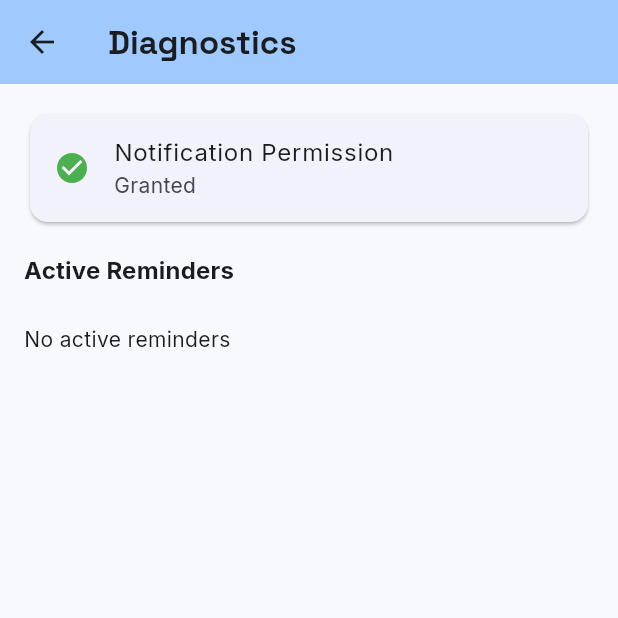
After one commit to yaptb/iosapps, a Flutter app: the SettingsScreen screen opened directly, after a tap on "Diagnostics", on a phone screen of 412 x 824 dp, the top half of it. The commit adds this screen. Run offline on Flutter 3.47's test engine with Material 3 defaults, Android fonts, the phone set to English and light mode, and no system bars; our stand-ins replace drift, drift_flutter, flutter_local_notifications, flutter_riverpod, flutter_timezone, google_fonts and 7 more; accounts and stored records are empty; generated files the repository leaves out were written again.

Commit message:
reminder fixes

```diff
--- a/todoredo/todo_redo_flutter/lib/domain/services/i_notification_service.dart
+++ b/todoredo/todo_redo_flutter/lib/domain/services/i_notification_service.dart
@@ -1,3 +1,19 @@
+/// A notification currently scheduled with the OS, as reported by the
+/// underlying notification plugin.
+class PendingNotificationInfo {
+  final int id;
+  final String? title;
+  final String? body;
+  final String? payload;
+
+  const PendingNotificationInfo({
+    required this.id,
+    this.title,
+    this.body,
+    this.payload,
+  });
+}
+
 /// Abstract interface for notification services
 ///
 /// Defines the contract for scheduling and managing local notifications.
@@ -6,7 +22,8 @@ abstract class INotificationService {
   /// Initialize the notification service
   ///
   /// Should be called once when the app starts.
-  /// Returns true if initialization successful, false otherwise.
+  /// Returns true on success; throws a descriptive error on failure rather
+  /// than returning false, so callers can surface the real reason.
   Future<bool> initialize();
 
   /// Check if notification permissions are granted
@@ -29,8 +46,9 @@ abstract class INotificationService {
   /// [scheduledDate] - When to show the notification
   /// [payload] - Optional data to pass when notification is tapped
   ///
-  /// Returns true if scheduling successful, false otherwise.
-  /// Will fail if permissions are not granted.
+  /// Returns true on success; throws a descriptive error on failure
+  /// (e.g. permission not granted, or a native scheduling error) rather
+  /// than returning false, so callers can surface the real reason.
   Future<bool> scheduleNotification({
     required int id,
     required String title,
@@ -46,4 +64,10 @@ abstract class INotificationService {
 
   /// Cancel all scheduled notifications
   Future<void> cancelAllNotifications();
+
+  /// List all notifications currently scheduled with the OS.
+  ///
+  /// Used for diagnostics — comparing this against what the app believes
+  /// should be scheduled is how a silent scheduling failure gets caught.
+  Future<List<PendingNotificationInfo>> getPendingNotifications();
 }
--- a/todoredo/todo_redo_flutter/lib/infrastructure/notifications/local_notification_service.dart
+++ b/todoredo/todo_redo_flutter/lib/infrastructure/notifications/local_notification_service.dart
@@ -47,13 +47,22 @@ class LocalNotificationService implements INotificationService {
         iOS: iosSettings,
       );
 
-      // Initialize the plugin
-      final result = await _plugin.initialize(
+      // Initialize the plugin.
+      //
+      // Note: on iOS, this call's own boolean result reflects whether the
+      // plugin's *internal* permission request succeeded — but since we
+      // deliberately pass requestAlertPermission/Badge/Sound: false above
+      // (the actual permission prompt is requested separately via
+      // requestPermissions()), the plugin's native implementation takes an
+      // early "no permissions requested" branch that unconditionally
+      // returns false, regardless of the app's real permission state. That
+      // boolean is therefore not a meaningful success/failure signal here —
+      // if this call doesn't throw, initialization succeeded.
+      await _plugin.initialize(
         initializationSettings,
         onDidReceiveNotificationResponse: _onNotificationTapped,
       );
 
-      if (result == true) {
       // Create Android notification channel
       await _plugin
           .resolvePlatformSpecificImplementation<
@@ -63,17 +72,15 @@ class LocalNotificationService implements INotificationService {
       _isInitialized = true;
       developer.log('LocalNotificationService initialized successfully');
       return true;
-      } else {
-        developer.log('LocalNotificationService initialization failed');
-        return false;
-      }
     } catch (e, stackTrace) {
       developer.log(
         'Error initializing notification service',
         error: e,
         stackTrace: stackTrace,
       );
-      return false;
+      // Rethrow (rather than swallowing into a bare `false`) so callers can
+      // see and surface the real failure reason.
+      rethrow;
     }
   }
 
@@ -144,22 +151,20 @@ class LocalNotificationService implements INotificationService {
     required DateTime scheduledDate,
     String? payload,
   }) async {
-    // Ensure service is initialized
+    // Ensure service is initialized. initialize() now either succeeds or
+    // throws a descriptive error (never a silent false), so a failure here
+    // propagates naturally to the caller.
     if (!_isInitialized) {
-      final initialized = await initialize();
-      if (!initialized) {
-        developer.log('Cannot schedule notification: service not initialized');
-        return false;
-      }
+      await initialize();
     }
 
     // Check permissions before scheduling
     final hasPerms = await hasPermission();
     if (!hasPerms) {
-      developer.log(
-        'Cannot schedule notification: permissions not granted',
-      );
-      return false;
+      const message = 'Cannot schedule notification: permissions not granted '
+          '(checked internally at schedule time)';
+      developer.log(message);
+      throw StateError(message);
     }
 
     try {
@@ -179,10 +184,17 @@ class LocalNotificationService implements INotificationService {
         showWhen: true,
       );
 
+      // presentBanner/presentList (not presentAlert) control whether a
+      // notification is shown while the app is in the foreground on iOS
+      // 14+ — without these, foreground notifications fire "silently"
+      // (no visible banner) while backgrounded ones still show normally,
+      // since the foreground-presentation delegate isn't consulted then.
       const iosDetails = DarwinNotificationDetails(
         presentAlert: true,
         presentBadge: true,
         presentSound: true,
+        presentBanner: true,
+        presentList: true,
       );
 
       final notificationDetails = NotificationDetails(
@@ -213,7 +225,10 @@ class LocalNotificationService implements INotificationService {
         error: e,
         stackTrace: stackTrace,
       );
-      return false;
+      // Rethrow (rather than swallowing into a bare `false`) so callers can
+      // see and surface the real failure reason instead of it only ever
+      // being visible in device logs.
+      rethrow;
     }
   }
 
@@ -237,6 +252,24 @@ class LocalNotificationService implements INotificationService {
     }
   }
 
+  @override
+  Future<List<PendingNotificationInfo>> getPendingNotifications() async {
+    try {
+      final pending = await _plugin.pendingNotificationRequests();
+      return pending
+          .map((request) => PendingNotificationInfo(
+                id: request.id,
+                title: request.title,
+                body: request.body,
+                payload: request.payload,
+              ))
+          .toList();
+    } catch (e) {
+      developer.log('Error fetching pending notifications: $e');
+      return [];
+    }
+  }
+
   /// Handle iOS foreground notification (iOS <10)
   void _onDidReceiveLocalNotification(
     int id,
--- /dev/null
+++ b/todoredo/todo_redo_flutter/lib/presentation/screens/diagnostics_screen.dart
@@ -0,0 +1,265 @@
+import 'package:flutter/foundation.dart' show kDebugMode;
+import 'package:flutter/material.dart';
+import 'package:flutter_riverpod/flutter_riverpod.dart';
+import 'package:intl/intl.dart';
+import '../../domain/entities/todo.dart';
+import '../../domain/services/i_notification_service.dart';
+import '../../infrastructure/dependency_injection.dart';
+
+enum _ReminderStatus { past, scheduled, missing }
+
+class _ReminderDiagnostic {
+  final Todo todo;
+  final DateTime reminderTime;
+  final _ReminderStatus status;
+
+  const _ReminderDiagnostic({
+    required this.todo,
+    required this.reminderTime,
+    required this.status,
+  });
+}
+
+class DiagnosticsScreen extends ConsumerStatefulWidget {
+  const DiagnosticsScreen({super.key});
+
+  @override
+  ConsumerState<DiagnosticsScreen> createState() => _DiagnosticsScreenState();
+}
+
+class _DiagnosticsScreenState extends ConsumerState<DiagnosticsScreen> {
+  // Fixed id for the debug-only test reminder, distinct from any real
+  // reminder's todo.id.hashCode.abs() id (astronomically unlikely to
+  // collide, and harmless even if it did — it would just get overwritten).
+  static const _testNotificationId = 999999999;
+
+  bool _isLoading = true;
+  bool? _hasPermission;
+  List<_ReminderDiagnostic> _diagnostics = [];
+  List<PendingNotificationInfo> _orphanedPending = [];
+
+  @override
+  void initState() {
+    super.initState();
+    _load();
+  }
+
+  Future<void> _load() async {
+    setState(() => _isLoading = true);
+
+    final notificationService = ref.read(notificationServiceProvider);
+    final reminderService = ref.read(reminderServiceProvider);
+    final todoService = ref.read(todoServiceProvider);
+
+    final hasPermission = await notificationService.hasPermission();
+    final allTodos = await todoService.watchAllTodos().first;
+    final pending = await notificationService.getPendingNotifications();
+
+    final activeTodos = allTodos.where((todo) => todo.reminderEnabled).toList();
+    final matchedPayloads = <String>{};
+
+    final diagnostics = <_ReminderDiagnostic>[];
+    for (final todo in activeTodos) {
+      final reminderTime = reminderService.calculateReminderTime(
+        todo.dueDate,
+        todo.reminderOffset,
+        todo.reminderUnit,
+        todo.reminderTimeMinutes,
+      );
+      if (reminderTime == null) continue;
+
+      final isValid = reminderService.isReminderValid(reminderTime);
+      final isPending = pending.any((p) => p.payload == todo.id);
+      if (isPending) {
+        matchedPayloads.add(todo.id);
+      }
+
+      final status = !isValid
+          ? _ReminderStatus.past
+          : isPending
+              ? _ReminderStatus.scheduled
+              : _ReminderStatus.missing;
+
+      diagnostics.add(_ReminderDiagnostic(
+        todo: todo,
+        reminderTime: reminderTime,
+        status: status,
+      ));
+    }
+
+    final orphaned = pending
+        .where((p) => p.payload == null || !activeTodos.any((t) => t.id == p.payload))
+        .toList();
+
+    if (mounted) {
+      setState(() {
+        _hasPermission = hasPermission;
+        _diagnostics = diagnostics;
+        _orphanedPending = orphaned;
+        _isLoading = false;
+      });
+    }
+  }
+
+  Future<void> _scheduleTestReminder() async {
+    final notificationService = ref.read(notificationServiceProvider);
+    final scheduledFor = DateTime.now().add(const Duration(minutes: 1));
+
+    // Check permission separately first so a failure below can be
+    // attributed correctly instead of always being blamed on permissions.
+    final hasPermission = await notificationService.hasPermission();
+    if (!hasPermission) {
+      if (!mounted) return;
+      ScaffoldMessenger.of(context).showSnackBar(
+        const SnackBar(
+          content: Text(
+            'Notification permission is not granted (confirmed via hasPermission() '
+            'right now) — enable it in Settings > Notifications.',
+          ),
+        ),
+      );
+      return;
+    }
+
+    // scheduleNotification() now either succeeds or throws — it no longer
+    // silently returns false, so any failure here is a real, specific error.
+    final message = await _attemptScheduleTestReminder(notificationService, scheduledFor);
+
+    if (!mounted) return;
+
+    ScaffoldMessenger.of(context).showSnackBar(
+      SnackBar(content: Text(message)),
+    );
+
+    await _load();
+  }
+
+  Future<String> _attemptScheduleTestReminder(
+    INotificationService notificationService,
+    DateTime scheduledFor,
+  ) async {
+    try {
+      await notificationService.scheduleNotification(
+        id: _testNotificationId,
+        title: 'Test Reminder',
+        body: 'If you see this, notifications are firing correctly.',
+        scheduledDate: scheduledFor,
+        payload: 'diagnostics_test',
+      );
+      return 'Test reminder scheduled for ${DateFormat.jm().format(scheduledFor)} '
+          '(about 1 minute from now).';
+    } catch (e) {
+      return 'Permission is granted, but scheduling threw an error: $e';
+    }
+  }
+
+  @override
+  Widget build(BuildContext context) {
+    return Scaffold(
+      appBar: AppBar(
+        title: const Text('Diagnostics'),
+        backgroundColor: Theme.of(context).colorScheme.inversePrimary,
+      ),
+      body: _isLoading
+          ? const Center(child: CircularProgressIndicator())
+          : RefreshIndicator(
+              onRefresh: _load,
+              child: ListView(
+                padding: const EdgeInsets.all(16),
+                children: [
+                  _buildPermissionHeader(),
+                  if (kDebugMode) ...[
+                    const SizedBox(height: 8),
+                    OutlinedButton.icon(
+                      onPressed: _scheduleTestReminder,
+                      icon: const Icon(Icons.bug_report),
+                      label: const Text('Schedule Test Reminder (1 min) — Debug Only'),
+                    ),
+                  ],
+                  const SizedBox(height: 16),
+                  Text(
+                    'Active Reminders',
+                    style: Theme.of(context).textTheme.titleMedium?.copyWith(
+                          fontWeight: FontWeight.bold,
+                        ),
+                  ),
+                  const SizedBox(height: 8),
+                  if (_diagnostics.isEmpty)
+                    const Padding(
+                      padding: EdgeInsets.symmetric(vertical: 16),
+                      child: Text('No active reminders'),
+                    )
+                  else
+                    ..._diagnostics.map(_buildReminderTile),
+                  if (_orphanedPending.isNotEmpty) ...[
+                    const SizedBox(height: 24),
+                    Text(
+                      'Other Pending Notifications',
+                      style: Theme.of(context).textTheme.titleMedium?.copyWith(
+                            fontWeight: FontWeight.bold,
+                          ),
+                    ),
+                    const SizedBox(height: 8),
+                    ..._orphanedPending.map(_buildOrphanedTile),
+                  ],
+                ],
+              ),
+            ),
+    );
+  }
+
+  Widget _buildPermissionHeader() {
+    final granted = _hasPermission ?? false;
+    return Card(
+      child: ListTile(
+        leading: Icon(
+          granted ? Icons.check_circle : Icons.error,
+          color: granted ? Colors.green : Theme.of(context).colorScheme.error,
+        ),
+        title: const Text('Notification Permission'),
+        subtitle: Text(granted ? 'Granted' : 'Not granted'),
+      ),
+    );
+  }
+
+  Widget _buildReminderTile(_ReminderDiagnostic diagnostic) {
+    final (icon, color, label) = switch (diagnostic.status) {
+      _ReminderStatus.past => (
+          Icons.warning_amber_rounded,
+          Colors.amber[800]!,
+          'Past — won\'t fire',
+        ),
+      _ReminderStatus.scheduled => (
+          Icons.check_circle,
+          Colors.green,
+          'Scheduled on device',
+        ),
+      _ReminderStatus.missing => (
+          Icons.error,
+          Theme.of(context).colorScheme.error,
+          'Not scheduled on device',
+        ),
+    };
+
+    return Card(
+      child: ListTile(
+        leading: Icon(icon, color: color),
+        title: Text(diagnostic.todo.title),
+        subtitle: Text(
+          'Reminder: ${DateFormat.yMMMd().add_jm().format(diagnostic.reminderTime)}\n$label',
+        ),
+        isThreeLine: true,
+      ),
+    );
+  }
+
+  Widget _buildOrphanedTile(PendingNotificationInfo pending) {
+    return Card(
+      child: ListTile(
+        leading: const Icon(Icons.help_outline),
+        title: Text(pending.title ?? 'Untitled notification'),
+        subtitle: Text('id: ${pending.id}'),
+      ),
+    );
+  }
+}
--- a/todoredo/todo_redo_flutter/lib/presentation/screens/settings_screen.dart
+++ b/todoredo/todo_redo_flutter/lib/presentation/screens/settings_screen.dart
@@ -2,6 +2,7 @@ import 'package:flutter/material.dart';
 import 'package:flutter_riverpod/flutter_riverpod.dart';
 import 'package:package_info_plus/package_info_plus.dart';
 import '../../infrastructure/config/theme_mode_controller.dart';
+import 'diagnostics_screen.dart';
 import 'notification_settings_screen.dart';
 import 'theme_settings_screen.dart';
 
@@ -104,6 +105,20 @@ class _SettingsScreenState extends ConsumerState<SettingsScreen> {
             );
           },
         ),
+        ListTile(
+          leading: const Icon(Icons.bug_report),
+          title: const Text('Diagnostics'),
+          subtitle: const Text('Check whether your reminders are actually scheduled'),
+          trailing: const Icon(Icons.chevron_right),
+          onTap: () {
+            Navigator.push(
+              context,
+              MaterialPageRoute(
+                builder: (context) => const DiagnosticsScreen(),
+              ),
+            );
+          },
+        ),
       ],
     );
   }
--- a/todoredo/todo_redo_flutter/pubspec.yaml
+++ b/todoredo/todo_redo_flutter/pubspec.yaml
@@ -58,6 +58,7 @@ dependencies:
   # Notifications
   flutter_local_notifications: ^17.0.0
   timezone: ^0.9.0
+  flutter_timezone: ^5.1.0
 
 dev_dependencies:
   flutter_test:
```
Also changed, not shown: todoredo/todo_redo_flutter/lib/application/services/reminder_service.dart (+12 -3 lines), todoredo/todo_redo_flutter/lib/infrastructure/config/timezone_setup.dart (added, +26 -0 lines), todoredo/todo_redo_flutter/lib/main.dart (+4 -3 lines), todoredo/todo_redo_flutter/lib/presentation/screens/todo_detail_screen.dart (+68 -1 lines). Lines whose indentation alone changed are shown as unchanged.
